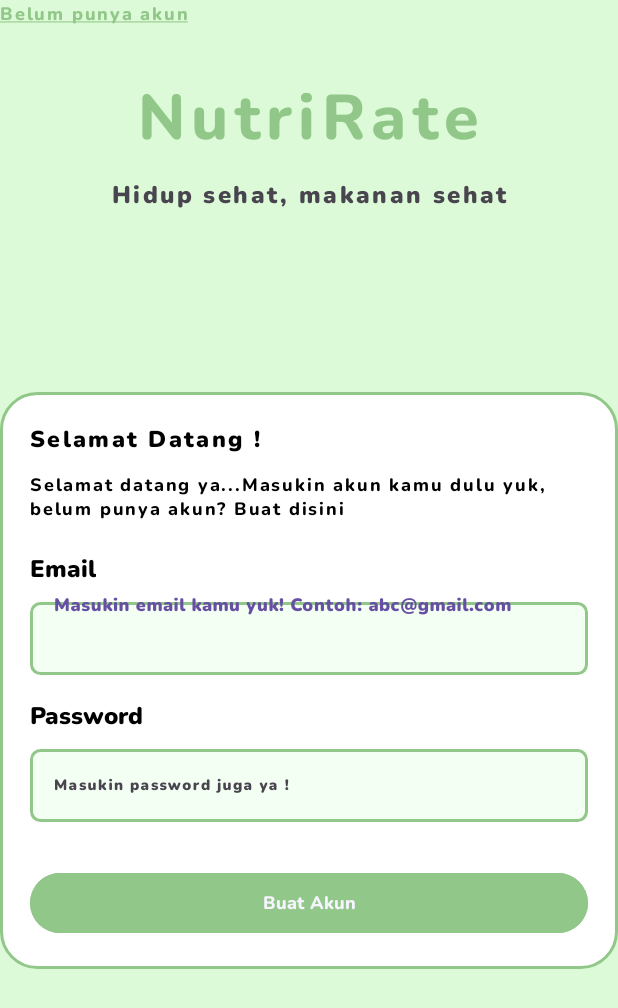
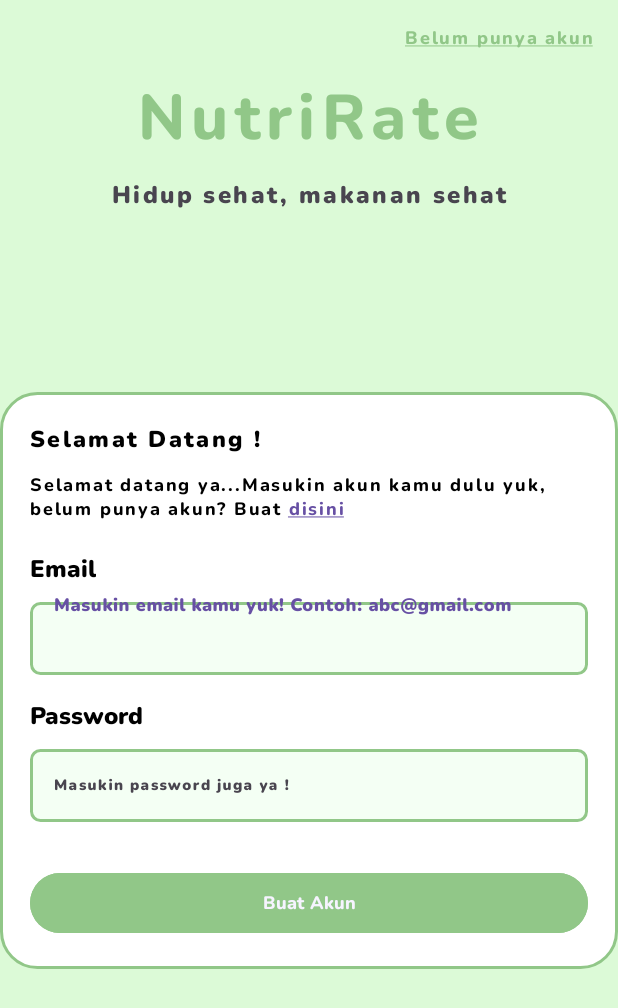
Before and after one commit to NutriRate-Bangkit/NutriRate-MobileDevelopment, an Android app: the LoginActivity screen opened directly, with no data from a screen before it, on a phone screen of 412 x 824 dp. Shown: the top 1008 px of the screen. Run offline under Robolectric (Android 15) with nearby library versions, the phone set to English and light mode, and no system bars.

Commit message:
rapihin login regis

```diff
--- a/app/src/main/java/com/example/nutrirateapp/SplashActivity.kt
+++ b/app/src/main/java/com/example/nutrirateapp/SplashActivity.kt
@@ -7,6 +7,7 @@ import android.os.Handler
 import android.os.Looper
 import android.view.animation.AccelerateDecelerateInterpolator
 import android.widget.TextView
+import androidx.activity.enableEdgeToEdge
 import androidx.appcompat.app.AppCompatActivity
 import com.example.nutrirateapp.view.Onboarding.OnboardingActivity
 
@@ -14,6 +15,7 @@ class SplashActivity : AppCompatActivity() {
 
     override fun onCreate(savedInstanceState: Bundle?) {
         super.onCreate(savedInstanceState)
+        enableEdgeToEdge()
         setContentView(R.layout.activity_splash)
 
         // Animasi gerakan teks app_name
--- a/app/src/main/java/com/example/nutrirateapp/view/Onboarding/OnboardingActivity.kt
+++ b/app/src/main/java/com/example/nutrirateapp/view/Onboarding/OnboardingActivity.kt
@@ -12,6 +12,7 @@ class OnboardingActivity : AppCompatActivity() {
 
     override fun onCreate(savedInstanceState: Bundle?) {
         super.onCreate(savedInstanceState)
+        enableEdgeToEdge()
         setContentView(R.layout.activity_onboarding)
 
         val viewPager = findViewById<ViewPager2>(R.id.viewPager)
--- a/app/src/main/java/com/example/nutrirateapp/view/login/LoginActivity.kt
+++ b/app/src/main/java/com/example/nutrirateapp/view/login/LoginActivity.kt
@@ -2,6 +2,11 @@ package com.example.nutrirateapp.view.login
 
 import android.content.Intent
 import android.os.Bundle
+import android.text.Spannable
+import android.text.SpannableString
+import android.text.method.LinkMovementMethod
+import android.text.style.ClickableSpan
+import android.view.View
 import android.widget.TextView
 import androidx.activity.enableEdgeToEdge
 import androidx.appcompat.app.AppCompatActivity
@@ -15,12 +20,30 @@ class LoginActivity : AppCompatActivity() {
         enableEdgeToEdge()
         setContentView(R.layout.activity_login)
 
-        // Menangani klik pada "Belum punya akun?"
         val tvBelumPunyaAkun = findViewById<TextView>(R.id.tvBelumPunyaAkun)
         tvBelumPunyaAkun.setOnClickListener {
-            // Arahkan ke RegisterActivity
             val intent = Intent(this, RegisterActivity::class.java)
             startActivity(intent)
         }
+
+        val descriptionText = findViewById<TextView>(R.id.descriptionText)
+        val text = getString(R.string.login_selamatdatang)
+        val spannableString = SpannableString(text)
+
+        val clickableSpan = object : ClickableSpan() {
+            override fun onClick(widget: View) {
+                val intent = Intent(this@LoginActivity, RegisterActivity::class.java)
+                startActivity(intent)
+            }
+        }
+
+        // Apply clickable span to the word "disini"
+        val start = text.indexOf("disini")
+        val end = start + "disini".length
+        spannableString.setSpan(clickableSpan, start, end, Spannable.SPAN_EXCLUSIVE_EXCLUSIVE)
+
+        descriptionText.text = spannableString
+        descriptionText.movementMethod = LinkMovementMethod.getInstance()
+
     }
 }
--- a/app/src/main/java/com/example/nutrirateapp/view/result/ResultActivity.kt
+++ b/app/src/main/java/com/example/nutrirateapp/view/result/ResultActivity.kt
@@ -2,12 +2,14 @@ package com.example.nutrirateapp.view.result
 
 import android.os.Bundle
 import android.widget.EditText
+import androidx.activity.enableEdgeToEdge
 import androidx.appcompat.app.AppCompatActivity
 import com.example.nutrirateapp.R
 
 class ResultActivity : AppCompatActivity() {
     override fun onCreate(savedInstanceState: Bundle?) {
         super.onCreate(savedInstanceState)
+        enableEdgeToEdge()
         setContentView(R.layout.activity_result)
 
         // Ambil data dari Intent
--- a/app/src/main/res/layout/activity_camera.xml
+++ b/app/src/main/res/layout/activity_camera.xml
@@ -4,7 +4,6 @@
     android:layout_width="match_parent"
     android:layout_height="match_parent">
 
-    <!-- Kamera Preview -->
     <androidx.camera.view.PreviewView
         android:id="@+id/cameraPreview"
         android:layout_width="match_parent"
@@ -12,7 +11,6 @@
         app:layout_constraintTop_toTopOf="parent"
         app:layout_constraintBottom_toTopOf="@id/cameraControls" />
 
-    <!-- Kontrol Kamera -->
     <LinearLayout
         android:id="@+id/cameraControls"
         android:layout_width="0dp"
@@ -24,7 +22,6 @@
         app:layout_constraintStart_toStartOf="parent"
         app:layout_constraintEnd_toEndOf="parent">
 
-        <!-- Tombol Gallery -->
         <ImageButton
             android:id="@+id/galleryButton"
             android:layout_width="48dp"
@@ -35,7 +32,6 @@
             android:src="@drawable/ic_gallery"
             android:background="@null" />
 
-        <!-- Tombol Capture (Tengah) -->
         <ImageButton
             android:id="@+id/captureButton"
             android:layout_width="72dp"
@@ -47,7 +43,6 @@
             android:src="@drawable/ic_capture"
             android:background="@null" />
 
-        <!-- Tombol Switch Camera -->
         <ImageButton
             android:id="@+id/switchCameraButton"
             android:layout_width="48dp"
--- a/app/src/main/res/layout/activity_login.xml
+++ b/app/src/main/res/layout/activity_login.xml
@@ -23,6 +23,23 @@
         app:layout_constraintTop_toTopOf="parent" />
 
     <TextView
+        android:id="@+id/tvBelumPunyaAkun"
+        android:layout_width="wrap_content"
+        android:layout_height="wrap_content"
+        android:layout_marginTop="16dp"
+        android:clickable="true"
+        android:focusable="true"
+        android:fontFamily="@font/nunitoextrabold"
+        android:letterSpacing="0.1"
+        android:text="@string/login_belumakun"
+        android:textColor="@color/green_splash"
+        android:textSize="12sp"
+        app:layout_constraintEnd_toEndOf="parent"
+        app:layout_constraintHorizontal_bias="0.943"
+        app:layout_constraintStart_toStartOf="parent"
+        app:layout_constraintTop_toTopOf="parent" />
+
+    <TextView
         android:id="@+id/subtitleText"
         android:layout_width="wrap_content"
         android:layout_height="wrap_content"
@@ -34,20 +51,6 @@
         app:layout_constraintTop_toBottomOf="@id/titleText"
         app:layout_constraintStart_toStartOf="parent"
         app:layout_constraintEnd_toEndOf="parent"/>
-
-    <TextView
-        android:id="@+id/tvBelumPunyaAkun"
-        android:layout_width="wrap_content"
-        android:layout_height="wrap_content"
-        android:fontFamily="@font/nunitoextrabold"
-        android:letterSpacing="0.1"
-        android:text="@string/login_belumakun"
-        android:textColor="@color/green_splash"
-        android:textSize="12sp"
-        tools:layout_editor_absoluteX="268dp"
-        tools:layout_editor_absoluteY="30dp"
-        android:clickable="true"
-        android:focusable="true" />
 
 
     <LinearLayout
```
Also changed, not shown: app/build.gradle.kts (+5 -4 lines), app/src/main/res/layout/activity_register.xml (+17 -14 lines), gradle/libs.versions.toml (+8 -0 lines).
